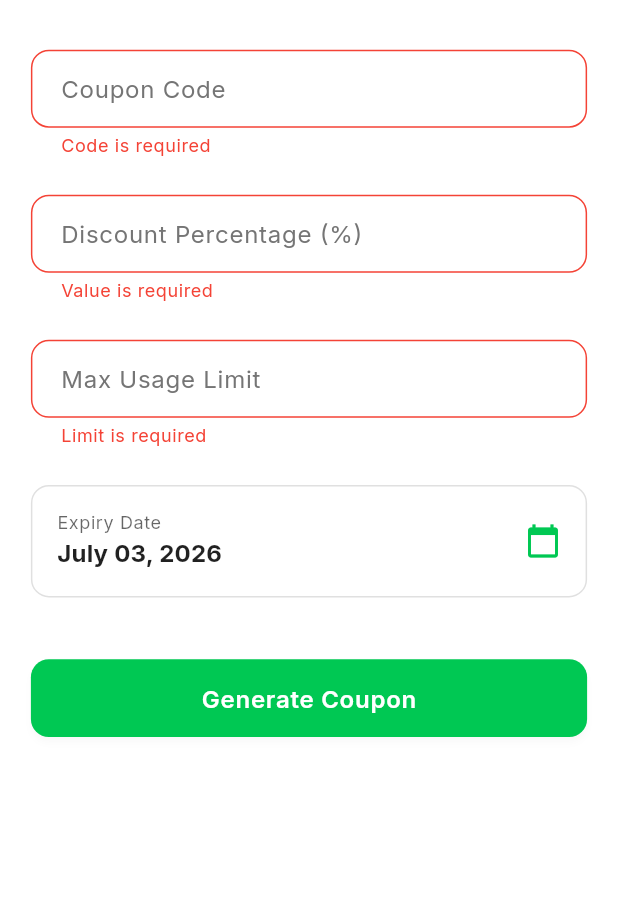
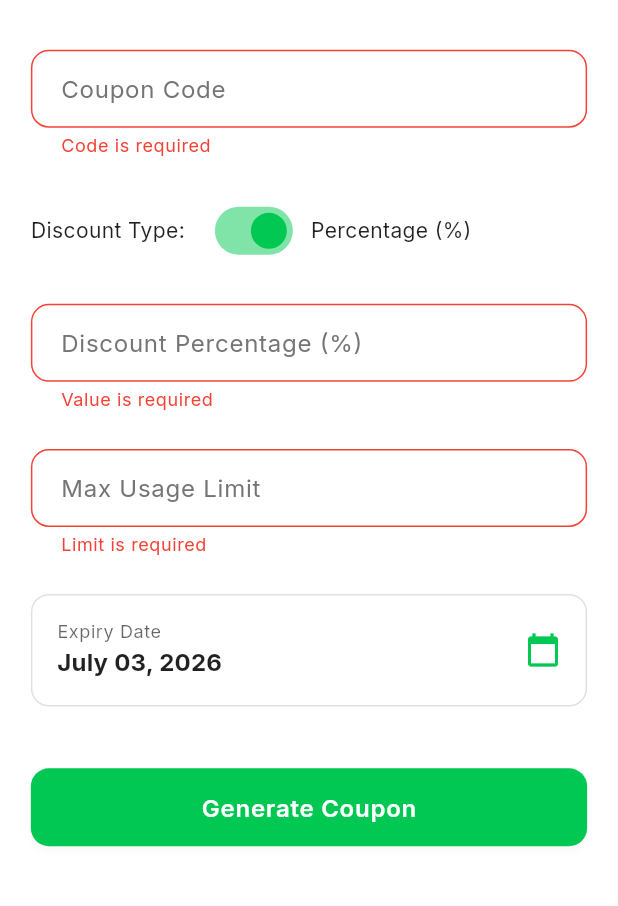
Before and after one commit to omokh1234-creator/egyzone, a Flutter app: the CreateCouponScreen screen opened by its route, after a tap on "Generate Coupon", on a phone screen of 412 x 824 dp, the part 205-1111 px from its top. Run offline on Flutter 3.47's test engine with Material 3 defaults, Android fonts, the phone set to English and light mode, and no system bars; our stand-ins replace cached_network_image, connectivity_plus, flutter_rating_bar, flutter_svg, fluttertoast, google_fonts and 3 more; accounts and stored records are empty; network calls fail.

Commit message:
Update coupon creation to support both percentage and fixed amount discounts

```diff
--- a/lib/core/services/admin_service.dart
+++ b/lib/core/services/admin_service.dart
@@ -154,6 +154,7 @@ class AdminService {
     required DateTime expiryDate,
     required int maxUsage,
     bool isPercentage = true,
+    double? discountAmount,
   }) async {
     final body = jsonEncode({
       'code': code,
@@ -161,6 +162,7 @@ class AdminService {
       'expiryDate': expiryDate.toIso8601String(),
       'maxUsage': maxUsage,
       'isPercentage': isPercentage,
+      'discountAmount': discountAmount,
     });
     debugPrint('AdminService createCoupon: $body');
 
--- a/lib/presentation/admin_screen/create_coupon_screen.dart
+++ b/lib/presentation/admin_screen/create_coupon_screen.dart
@@ -18,7 +18,7 @@ class _CreateCouponScreenState extends State<CreateCouponScreen> {
   final _maxUsageController = TextEditingController();
 
   DateTime _selectedDate = DateTime.now().add(const Duration(days: 30));
-  final bool _isPercentage = true;
+  bool _isPercentage = true;
   bool _isSubmitting = false;
 
   Future<void> _selectDate(BuildContext context) async {
@@ -41,12 +41,14 @@ class _CreateCouponScreenState extends State<CreateCouponScreen> {
     setState(() => _isSubmitting = true);
 
     try {
+      final discountValue = double.parse(_discountController.text.trim());
       final success = await AdminService.createCoupon(
         code: _codeController.text.trim().toUpperCase(),
-        discountPercent: int.parse(_discountController.text.trim()),
+        discountPercent: _isPercentage ? discountValue.toInt() : 0,
         expiryDate: _selectedDate,
         maxUsage: int.parse(_maxUsageController.text.trim()),
         isPercentage: _isPercentage,
+        discountAmount: _isPercentage ? null : discountValue,
       );
 
       if (success && mounted) {
@@ -113,11 +115,29 @@ class _CreateCouponScreenState extends State<CreateCouponScreen> {
               ),
               SizedBox(height: 3.h),
 
+              Row(
+                children: [
+                  Text('Discount Type:'),
+                  const SizedBox(width: 16),
+                  Switch(
+                    value: _isPercentage,
+                    onChanged: (value) {
+                      setState(() {
+                        _isPercentage = value;
+                      });
+                    },
+                  ),
+                  const SizedBox(width: 8),
+                  Text(_isPercentage ? 'Percentage (%)' : 'Fixed Amount (ج.م)'),
+                ],
+              ),
+              SizedBox(height: 3.h),
+
               _buildTextField(
                 controller: _discountController,
-                label: _isPercentage ? 'Discount Percentage (%)' : 'Discount Amount',
-                hint: '0',
-                keyboardType: TextInputType.number,
+                label: _isPercentage ? 'Discount Percentage (%)' : 'Discount Amount (ج.م)',
+                hint: _isPercentage ? '0' : '0.00',
+                keyboardType: _isPercentage ? TextInputType.number : TextInputType.numberWithOptions(decimal: true),
                 validator: (v) => v!.isEmpty ? 'Value is required' : null,
               ),
               SizedBox(height: 3.h),
```
